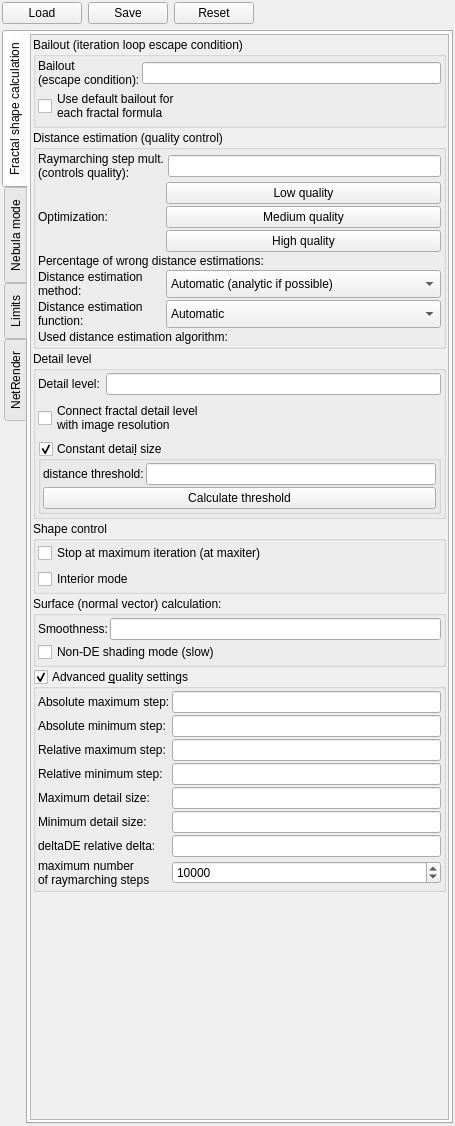
Old version of the form mandelbulber2/qt/dock_rendering_engine.ui in the repository buddhi1980/mandelbulber2.
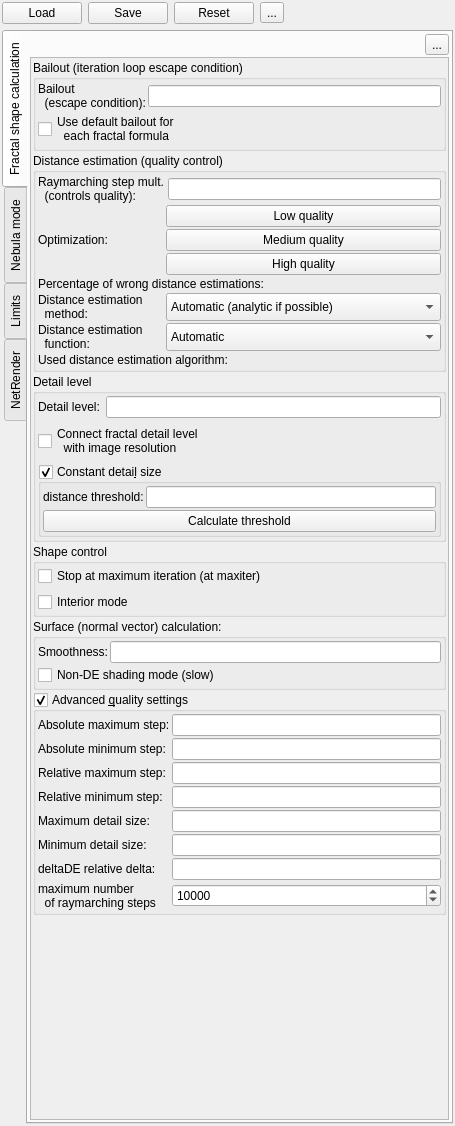
New version of the form. Icons and pictures are not drawn. Custom widgets are drawn as their Qt base class.

Commit message: feat: integrate html user manual with help menu and (?) buttons

What changed in the file:
```diff
--- a/mandelbulber2/qt/dock_rendering_engine.ui
+++ b/mandelbulber2/qt/dock_rendering_engine.ui
@@ -58,6 +58,19 @@
        </property>
       </widget>
      </item>
+     <item>
+      <widget class="cHelpButton" name="pushButton_help_rendering_engine">
+       <property name="toolTip">
+        <string>Opens the user manual with the description of this part of the interface.</string>
+       </property>
+       <property name="text">
+        <string notr="true">...</string>
+       </property>
+       <property name="helpAnchor" stdset="0">
+        <string notr="true">opencl</string>
+       </property>
+      </widget>
+     </item>
      <item>
       <spacer name="horizontalSpacer_2">
        <property name="orientation">
@@ -105,6 +118,53 @@
         <number>2</number>
        </property>
        <item>
+        <layout class="QVBoxLayout" name="verticalLayout_help_pushButton_help_shape_calc">
+         <property name="spacing">
+          <number>2</number>
+         </property>
+         <property name="leftMargin">
+          <number>0</number>
+         </property>
+         <property name="topMargin">
+          <number>0</number>
+         </property>
+         <property name="rightMargin">
+          <number>0</number>
+         </property>
+         <property name="bottomMargin">
+          <number>0</number>
+         </property>
+         <item>
+          <layout class="QHBoxLayout" name="horizontalLayout_help_pushButton_help_shape_calc">
+           <item>
+            <spacer name="horizontalSpacer_help_pushButton_help_shape_calc">
+             <property name="orientation">
+              <enum>Qt::Horizontal</enum>
+             </property>
+             <property name="sizeHint" stdset="0">
+              <size>
+               <width>40</width>
+               <height>10</height>
+              </size>
+             </property>
+            </spacer>
+           </item>
+           <item>
+            <widget class="cHelpButton" name="pushButton_help_shape_calc">
+             <property name="toolTip">
+              <string>Opens the user manual chapter about ray-marching and iteration limits.</string>
+             </property>
+             <property name="text">
+              <string notr="true">...</string>
+             </property>
+             <property name="helpAnchor" stdset="0">
+              <string notr="true">ray-marching—maximum-number-of-iterations-versus-distance-threshold-condition</string>
+             </property>
+            </widget>
+           </item>
+          </layout>
+         </item>
+         <item>
         <widget class="QScrollArea" name="scrollArea">
          <property name="widgetResizable">
           <bool>true</bool>
@@ -176,7 +236,7 @@
                   </property>
                   <property name="text">
                    <string>Use default bailout for
-each fractal formula</string>
+  each fractal formula</string>
                   </property>
                  </widget>
                 </item>
@@ -191,7 +251,7 @@
                  <widget class="QLabel" name="label_222">
                   <property name="text">
                    <string>Bailout
-(escape condition):</string>
+  (escape condition):</string>
                   </property>
                  </widget>
                 </item>
@@ -271,7 +331,7 @@
                  <widget class="QLabel" name="label_291">
                   <property name="text">
                    <string>Distance estimation
-method:</string>
+  method:</string>
                   </property>
                  </widget>
                 </item>
@@ -310,7 +370,7 @@
                  <widget class="QLabel" name="label_105">
                   <property name="text">
                    <string>Raymarching step mult.
-(controls quality):</string>
+  (controls quality):</string>
                   </property>
                  </widget>
                 </item>
@@ -318,7 +378,7 @@
                  <widget class="QLabel" name="label_290">
                   <property name="text">
                    <string>Distance estimation
-function:</string>
+  function:</string>
                   </property>
                  </widget>
                 </item>
@@ -441,7 +501,7 @@
                 </property>
                 <property name="text">
                  <string>Connect fractal detail level
-with image resolution</string>
+  with image resolution</string>
                 </property>
                </widget>
               </item>
@@ -781,7 +841,7 @@
                  <widget class="QLabel" name="label_125">
                   <property name="text">
                    <string>maximum number
-of raymarching steps</string>
+  of raymarching steps</string>
                   </property>
                   <property name="wordWrap">
                    <bool>true</bool>
@@ -833,6 +893,8 @@
         </widget>
        </item>
       </layout>
+       </item>
+      </layout>
      </widget>
      <widget class="QWidget" name="tabNebula">
       <attribute name="title">
@@ -2484,6 +2546,11 @@
   </layout>
  </widget>
  <customwidgets>
+  <customwidget>
+   <class>cHelpButton</class>
+   <extends>QToolButton</extends>
+   <header>help_button.h</header>
+  </customwidget>
   <customwidget>
    <class>MyGroupBox</class>
    <extends>QGroupBox</extends>
```
Left out of the diff: 53 changed lines with no effect on the pictures. Lines whose indentation alone changed are shown as unchanged. The commit also changes 249 other files.
